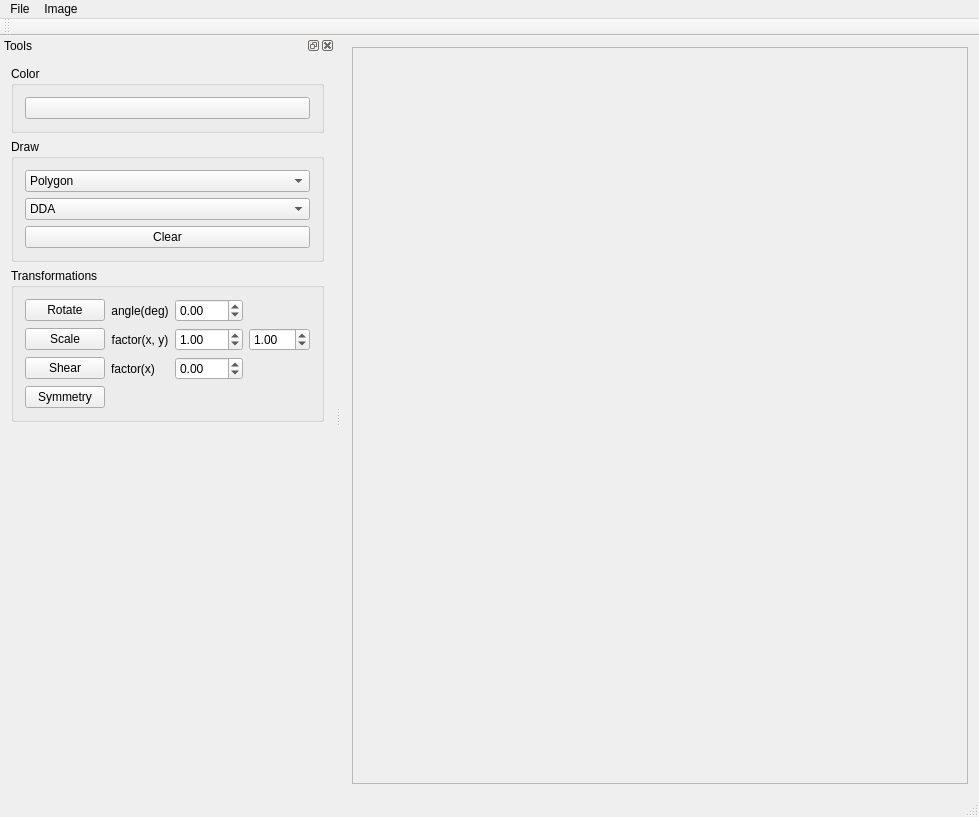
KeepStraigh-T/cviko2-DDA-Bresenham, file src/ImageViewer.ui: the form before one commit.
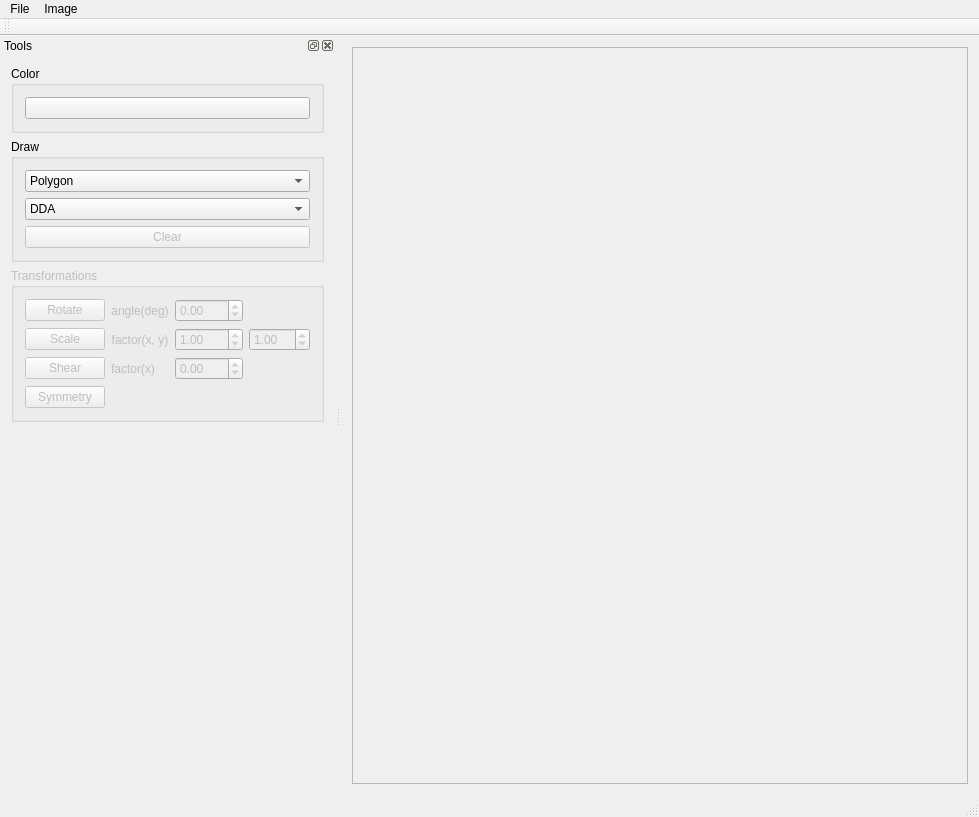
The form after the commit.

Commit message: Ui reacts on user input (enabling/disabling) All transformations are applied on 1 QVector. Problem in symmetry (for line): transformedVert are not initialized

The edit to the form file:
```diff
--- a/src/ImageViewer.ui
+++ b/src/ImageViewer.ui
@@ -83,6 +83,12 @@
   </widget>
   <widget class="QStatusBar" name="statusBar"/>
   <widget class="QDockWidget" name="dockWidget">
+   <property name="sizePolicy">
+    <sizepolicy hsizetype="Expanding" vsizetype="Expanding">
+     <horstretch>0</horstretch>
+     <verstretch>0</verstretch>
+    </sizepolicy>
+   </property>
    <property name="windowTitle">
     <string>Tools</string>
    </property>
@@ -149,6 +155,9 @@
         </item>
         <item row="3" column="0" colspan="2">
          <widget class="QPushButton" name="pushButtonClear">
+          <property name="enabled">
+           <bool>false</bool>
+          </property>
           <property name="text">
            <string>Clear</string>
           </property>
@@ -159,6 +168,9 @@
      </item>
      <item>
       <widget class="QGroupBox" name="groupBox_3">
+       <property name="enabled">
+        <bool>false</bool>
+       </property>
        <property name="title">
         <string>Transformations</string>
        </property>
```
Left out of the diff: 9 changed lines with no effect on the pictures. The commit also changes 5 other files.
